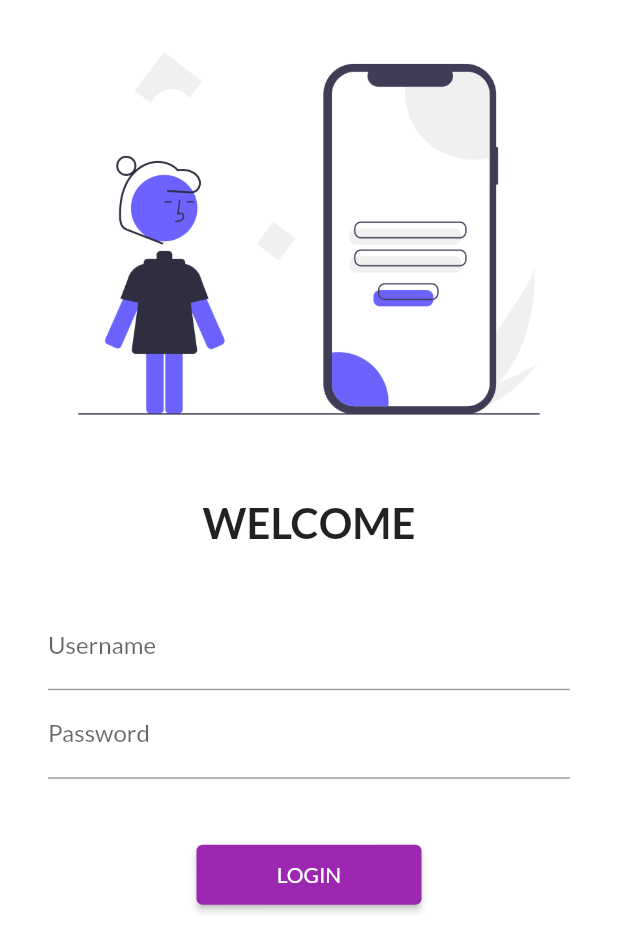
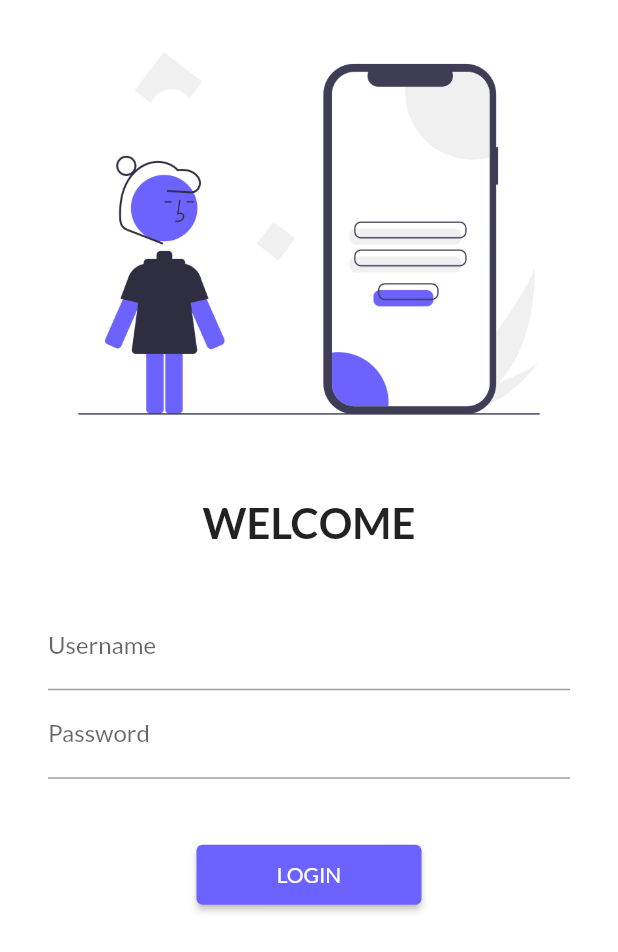
Before and after one commit to bhawnasaroha/flutter_master, a Flutter app: the screen it shows after launch, on a phone screen of 412 x 824 dp. Shown: the top 952 px of the screen. Run offline on Flutter 3.47's test engine with Material 2 defaults, Android fonts, the light colour scheme and no system bars; our stand-ins replace google_fonts.

Commit message:
custom color swatch generation function added

```diff
--- a/lib/main.dart
+++ b/lib/main.dart
@@ -3,6 +3,7 @@
 import 'pages/home_page.dart';
 import 'pages/login_page.dart';
 import 'utils/routes.dart';
+import 'utils/color.dart';
 
 void main() {
   runApp(const FlutterMaster());
@@ -15,17 +16,16 @@
   Widget build(BuildContext context) {
     return MaterialApp(
       debugShowCheckedModeBanner: false,
-      // home: const HomePage(),
       themeMode: ThemeMode.light,
       theme: ThemeData(
-          primarySwatch: Colors.purple,
-          // primaryTextTheme: GoogleFonts.latoTextTheme(),
+          primarySwatch: CreateColor.createMaterialColor(
+            const Color(0xFF6B62FF),
+          ),
           fontFamily: GoogleFonts.lato().fontFamily),
       darkTheme: ThemeData(
         primarySwatch: Colors.deepPurple,
         brightness: Brightness.dark,
       ),
-      // initialRoute: "/home",
       routes: {
         "/": (BuildContext context) => const LoginPage(),
         MyRoutes.homeRoute: (BuildContext context) => const HomePage(),
--- /dev/null
+++ b/lib/utils/color.dart
@@ -0,0 +1,23 @@
+import 'package:flutter/material.dart';
+
+class CreateColor{
+  static MaterialColor createMaterialColor(Color color) {
+  List strengths = <double>[.05];
+  final swatch = <int, Color>{};
+  final int r = color.red, g = color.green, b = color.blue;
+
+  for (int i = 1; i < 10; i++) {
+    strengths.add(0.1 * i);
+  }
+  strengths.forEach((strength) {
+    final double ds = 0.5 - strength;
+    swatch[(strength * 1000).round()] = Color.fromRGBO(
+      r + ((ds < 0 ? r : (255 - r)) * ds).round(),
+      g + ((ds < 0 ? g : (255 - g)) * ds).round(),
+      b + ((ds < 0 ? b : (255 - b)) * ds).round(),
+      1,
+    );
+  });
+  return MaterialColor(color.value, swatch);
+}
+}
```
